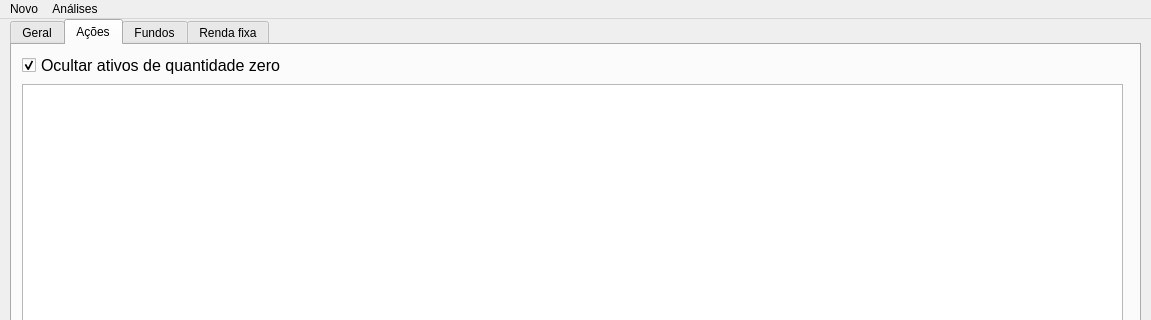
Above: mainwindow.ui from ThiagoServulo/MyFinancialAssets before the change; both pictures show x 0 to 1151 and y 0 to 320 of the 1151 by 654 pixel window. Below: the same form after it.
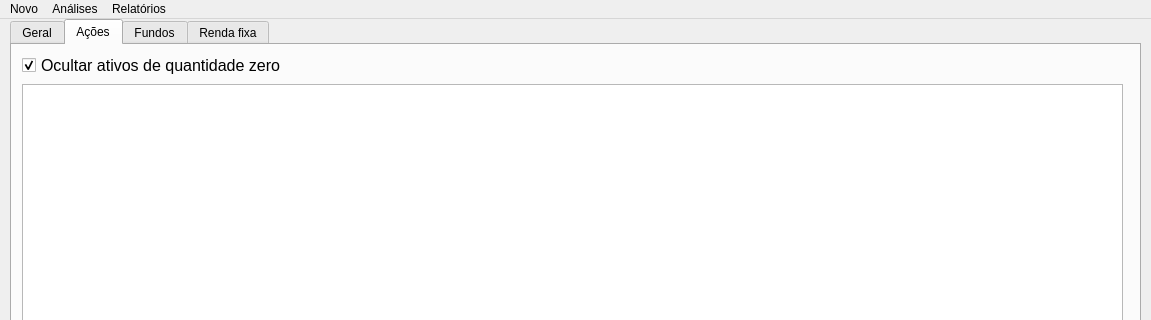
That is the form after the change.

Commit message: Create new window

The edit to the form file:
```diff
--- a/mainwindow.ui
+++ b/mainwindow.ui
@@ -147,8 +147,15 @@
     <addaction name="actionClosedFixedIncomes"/>
     <addaction name="separator"/>
    </widget>
+   <widget class="QMenu" name="menuRelat_rios">
+    <property name="title">
+     <string>Relatórios</string>
+    </property>
+    <addaction name="actionVariableIncome"/>
+   </widget>
    <addaction name="menuNew"/>
    <addaction name="menuAnalysis"/>
+   <addaction name="menuRelat_rios"/>
   </widget>
   <action name="actionTransaction">
    <property name="text">
```
Left out of the diff: 5 changed lines with no effect on the pictures. The commit also changes 6 other files.
